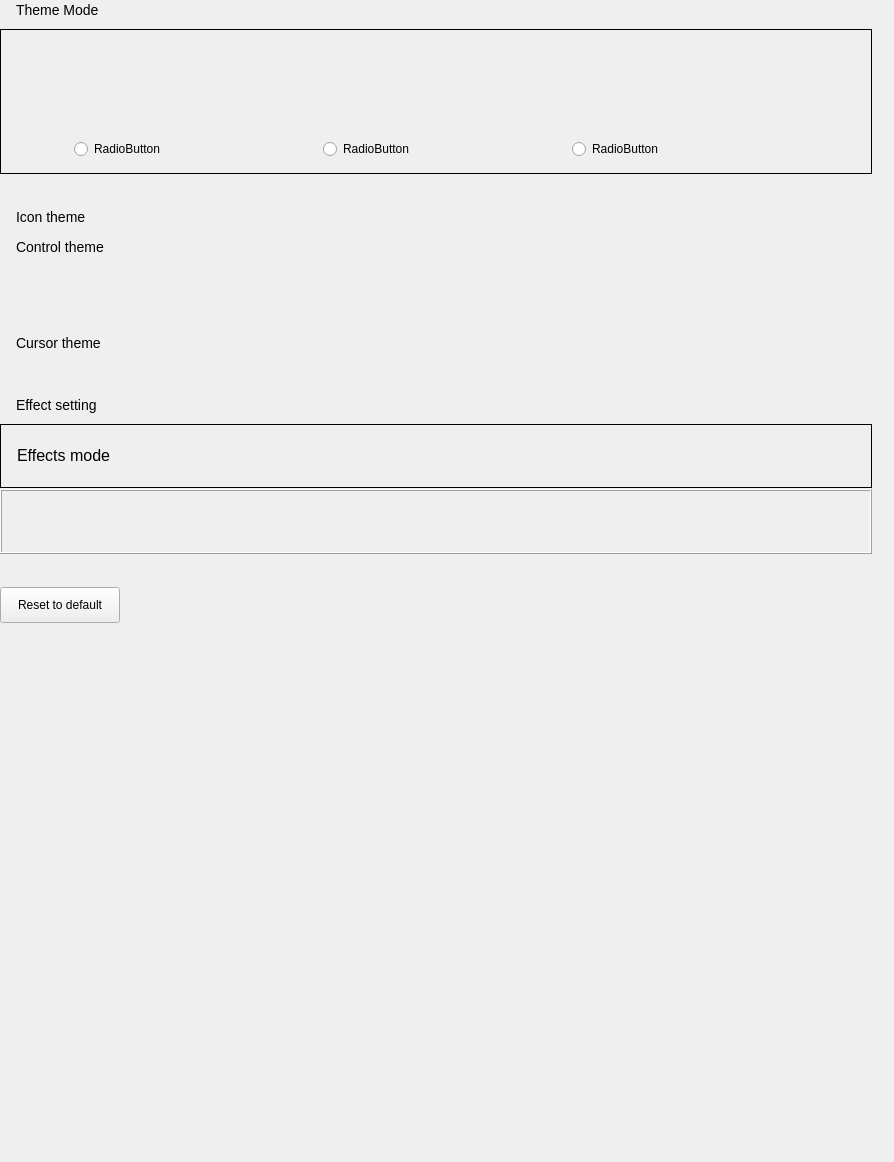
ukui/ukui-control-center, file plugins/personalized/theme/theme.ui: the form before one commit.
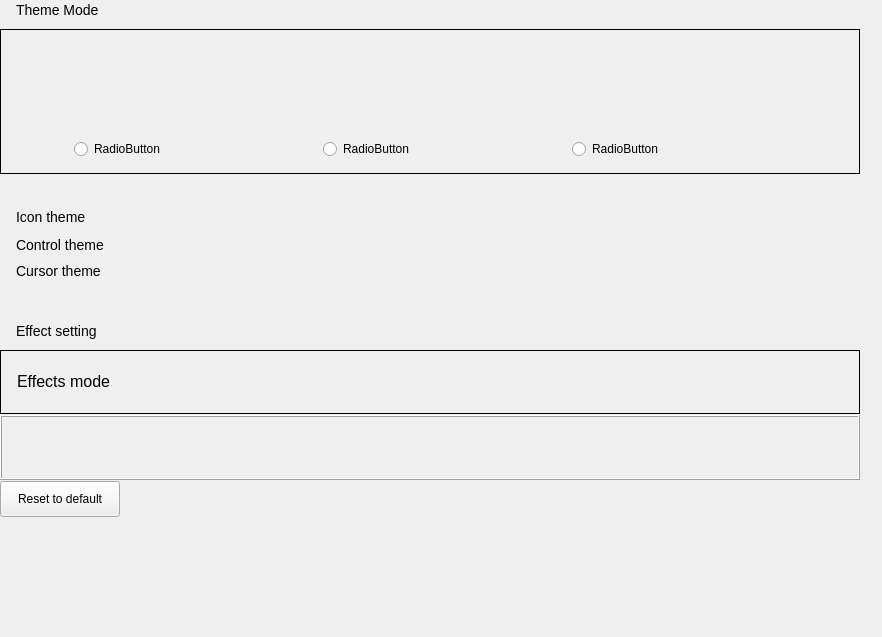
The form after the commit. Icons and pictures are not drawn.

Commit message:
fix(theme): modify margin and icon
Description: modify margin and icon

Log: 修改间距及图标

The edit to the form file:
```diff
--- a/plugins/personalized/theme/theme.ui
+++ b/plugins/personalized/theme/theme.ui
@@ -6,8 +6,8 @@
    <rect>
     <x>0</x>
     <y>0</y>
-    <width>894</width>
-    <height>1162</height>
+    <width>882</width>
+    <height>637</height>
    </rect>
   </property>
   <property name="minimumSize">
@@ -32,6 +32,9 @@
    <property name="topMargin">
     <number>0</number>
    </property>
+   <property name="bottomMargin">
+    <number>0</number>
+   </property>
    <item>
     <widget class="QWidget" name="widget" native="true">
      <layout class="QVBoxLayout" name="verticalLayout_7">
@@ -41,6 +44,9 @@
       <property name="topMargin">
        <number>0</number>
       </property>
+      <property name="bottomMargin">
+       <number>0</number>
+      </property>
       <item>
        <layout class="QVBoxLayout" name="verticalLayout">
         <property name="spacing">
@@ -537,7 +543,7 @@
             <property name="sizeHint" stdset="0">
              <size>
               <width>40</width>
-              <height>20</height>
+              <height>0</height>
              </size>
             </property>
            </spacer>
@@ -549,13 +555,13 @@
           <property name="minimumSize">
            <size>
             <width>0</width>
-            <height>66</height>
+            <height>0</height>
            </size>
           </property>
           <property name="maximumSize">
            <size>
             <width>16777215</width>
-            <height>66</height>
+            <height>16777215</height>
            </size>
           </property>
           <layout class="QHBoxLayout" name="horizontalLayout_6">
@@ -625,7 +631,7 @@
             <property name="sizeHint" stdset="0">
              <size>
               <width>40</width>
-              <height>20</height>
+              <height>0</height>
              </size>
             </property>
            </spacer>
@@ -868,7 +874,7 @@
           <property name="sizeHint" stdset="0">
            <size>
             <width>20</width>
-            <height>32</height>
+            <height>0</height>
            </size>
           </property>
          </spacer>
@@ -902,7 +908,7 @@
             <property name="sizeHint" stdset="0">
              <size>
               <width>40</width>
-              <height>20</height>
+              <height>0</height>
              </size>
             </property>
            </spacer>
@@ -922,7 +928,7 @@
      <property name="sizeHint" stdset="0">
       <size>
        <width>20</width>
-       <height>396</height>
+       <height>0</height>
       </size>
      </property>
     </spacer>
```
The commit also changes 11 other files.
